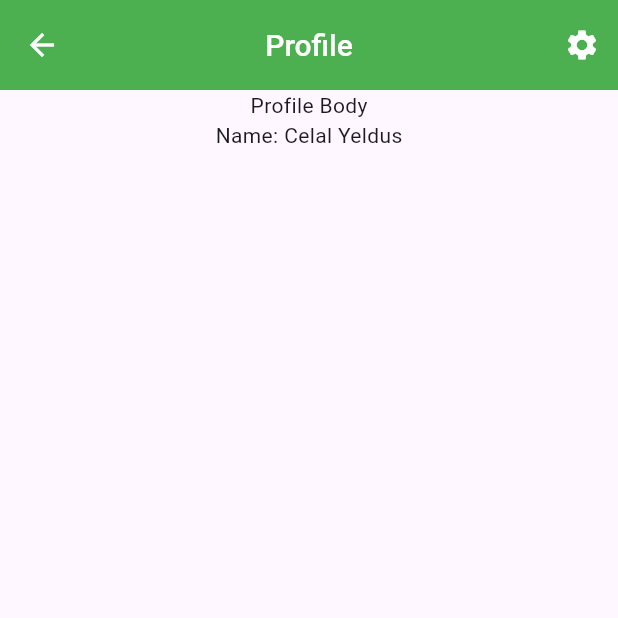
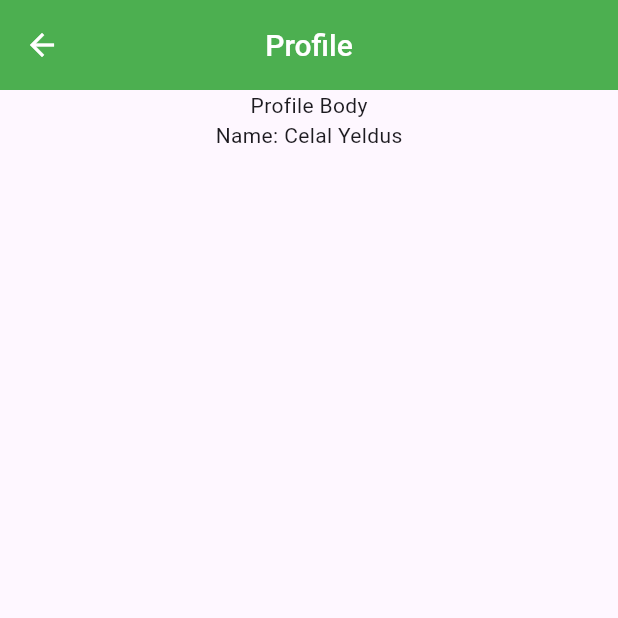
Before and after one commit to behzodfaiziev/custodians-gsc, a Flutter app: the ProfileView screen opened directly, on a phone screen of 412 x 824 dp, the top half of it. Run offline on Flutter 3.47's test engine with Material 3 defaults, Android fonts, the phone set to English and light mode, and no system bars; our stand-ins replace file_picker, permission_handler.

Commit message:
commented settings button

```diff
--- a/lib/features/profile/views/profile_view.dart
+++ b/lib/features/profile/views/profile_view.dart
@@ -40,17 +40,17 @@ class _ProfileViewState extends State<ProfileView> {
   }
 
   BaseAppBar get appBar {
-    return BaseAppBar(
+    return const BaseAppBar(
       title: 'Profile',
-      actions: [
-        IconButton(
-          icon: const Icon(
-            Icons.settings,
-            color: Colors.white,
-          ),
-          onPressed: () {},
-        )
-      ],
+      // actions: [
+      //   IconButton(
+      //     icon: const Icon(
+      //       Icons.settings,
+      //       color: Colors.white,
+      //     ),
+      //     onPressed: () {},
+      //   )
+      // ],
     );
   }
 }
```
